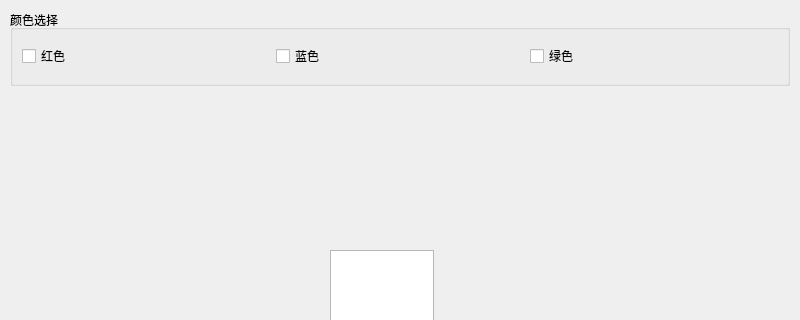
Old version of the form Adorn/UI/Main/MainView.ui in the repository Tyroo/Online-Debug-System; both pictures show x 0 to 800 and y 0 to 320 of the 800 by 600 pixel window.
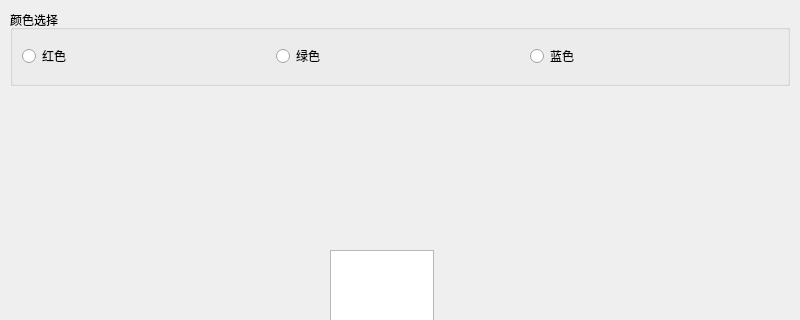
New version of the form.

What changed in the file:
```diff
--- a/Adorn/UI/Main/MainView.ui
+++ b/Adorn/UI/Main/MainView.ui
@@ -31,26 +31,26 @@
     </property>
     <layout class="QHBoxLayout" name="horizontalLayout">
      <item>
-      <widget class="QCheckBox" name="checkBox">
+      <widget class="QRadioButton" name="radioButton_4">
        <property name="text">
         <string>红色</string>
        </property>
       </widget>
      </item>
      <item>
-      <widget class="QCheckBox" name="checkBox_2">
-       <property name="text">
-        <string>蓝色</string>
-       </property>
-      </widget>
-     </item>
-     <item>
-      <widget class="QCheckBox" name="checkBox_3">
+      <widget class="QRadioButton" name="radioButton_3">
        <property name="text">
         <string>绿色</string>
        </property>
       </widget>
      </item>
+     <item>
+      <widget class="QRadioButton" name="radioButton">
+       <property name="text">
+        <string>蓝色</string>
+       </property>
+      </widget>
+     </item>
     </layout>
    </widget>
    <widget class="QTextEdit" name="textEdit">
```
